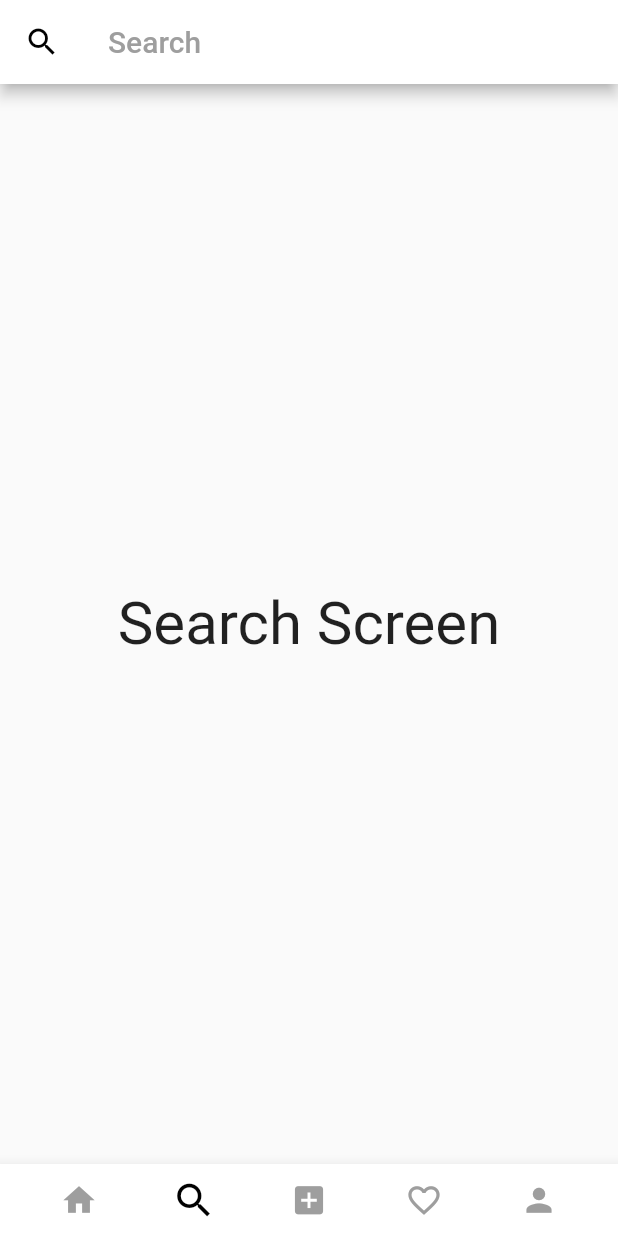
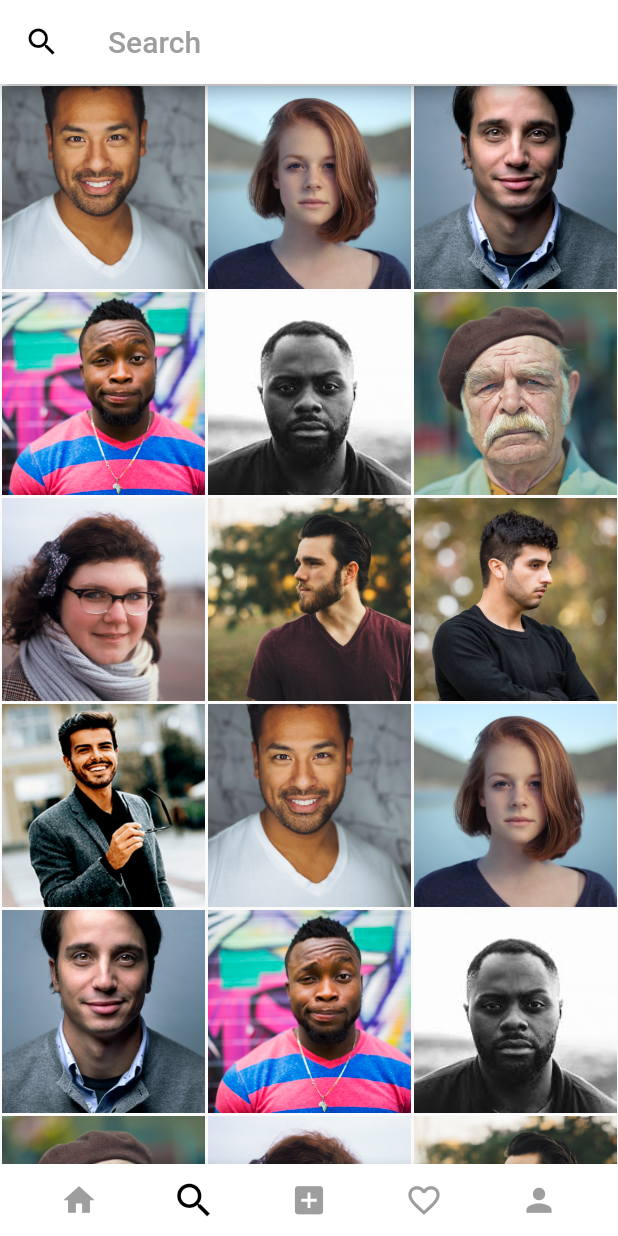
Before and after one commit to dagemtsehay1/Instagram-UI-Clone, a Flutter app: the screen it shows after launch, item 2 of the bottom bar chosen, on a phone screen of 412 x 824 dp. Run offline on Flutter 3.47's test engine with Material 2 defaults, Android fonts, the phone set to English and light mode, and no system bars.

Commit message:
search screen fixed

```diff
--- a/lib/view/SearchPage.dart
+++ b/lib/view/SearchPage.dart
@@ -1,6 +1,29 @@
+import 'package:flutter/cupertino.dart';
 import 'package:flutter/material.dart';
 
 class SearchPage extends StatelessWidget {
+  final List<String> pics = [
+    "0.jpg",
+    "1.jpg",
+    "2.jpg",
+    "3.jpg",
+    "4.jpg",
+    "5.jpg",
+    "6.jpg",
+    "7.jpg",
+    "8.jpg",
+    "9.jpg",
+    "0.jpg",
+    "1.jpg",
+    "2.jpg",
+    "3.jpg",
+    "4.jpg",
+    "5.jpg",
+    "6.jpg",
+    "7.jpg",
+    "8.jpg",
+    "9.jpg",
+  ];
   @override
   Widget build(BuildContext context) {
     return Scaffold(
@@ -16,13 +39,27 @@ class SearchPage extends StatelessWidget {
           ),
         ),
       ),
-      body: Center(
-        child: Text(
-          "Search Screen",
-          style: TextStyle(
-            fontSize: 40,
-          ),
+      body: GridView.builder(
+        physics: BouncingScrollPhysics(),
+        gridDelegate: SliverGridDelegateWithFixedCrossAxisCount(
+          crossAxisCount: 3,
         ),
+        itemCount: pics.length,
+        itemBuilder: (contex, index) {
+          return Padding(
+            padding: EdgeInsets.all(1),
+            child: Expanded(
+              child: Container(
+                decoration: BoxDecoration(
+                  image: DecorationImage(
+                    image: AssetImage("images/${pics[index]}"),
+                    fit: BoxFit.cover,
+                  ),
+                ),
+              ),
+            ),
+          );
+        },
       ),
     );
   }
```
Also changed, not shown: 5 other files.
